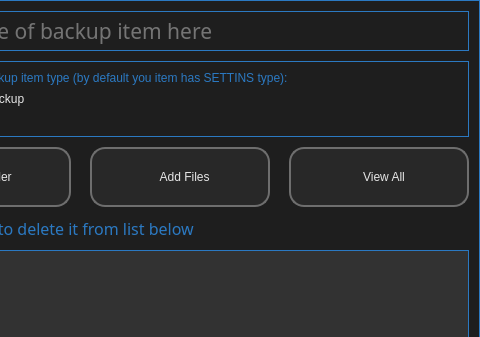
First picture: the form in ui/ui_01_add_item.ui, repository il721/EasyBack, before the edit; both pictures show x 120 to 600 and y 0 to 337 of the 600 by 811 pixel window.
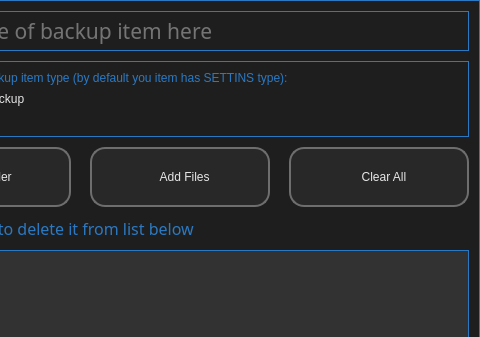
Second picture: the form after the edit. Icons and pictures are not drawn.

Commit message: Replaced "View All" on "Clear All" and remove corresponding "View All" dialog

What changed in the file:
```diff
--- a/ui/ui_01_add_item.ui
+++ b/ui/ui_01_add_item.ui
@@ -269,7 +269,7 @@
         </size>
        </property>
        <property name="text">
-        <string>   View All</string>
+        <string>   Clear All</string>
        </property>
        <property name="icon">
         <iconset resource="dop_win_rc.qrc">
@@ -277,8 +277,8 @@
        </property>
        <property name="iconSize">
         <size>
-         <width>50</width>
-         <height>50</height>
+         <width>40</width>
+         <height>40</height>
         </size>
        </property>
       </widget>
```
Left out of the diff: 4 changed lines with no effect on the pictures. The commit also changes 6 other files.
